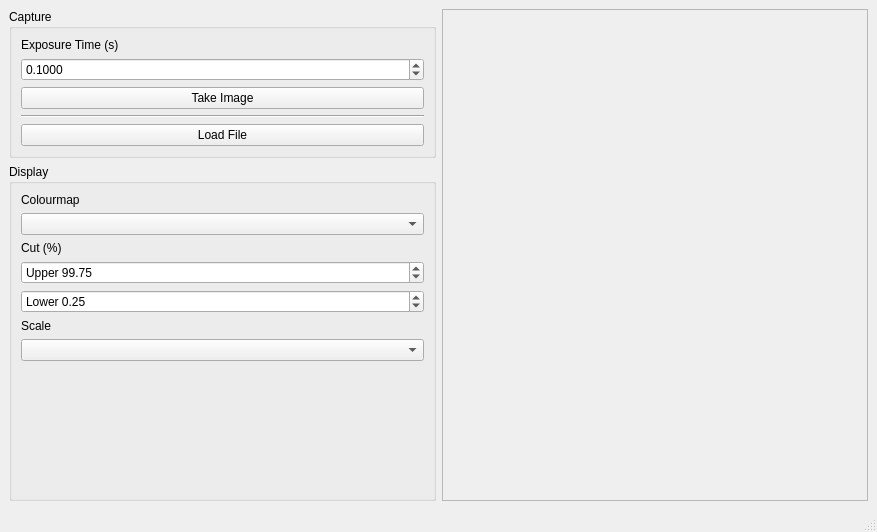
First picture: the form in viewer.ui, repository badders/pyfitsview, before the edit.
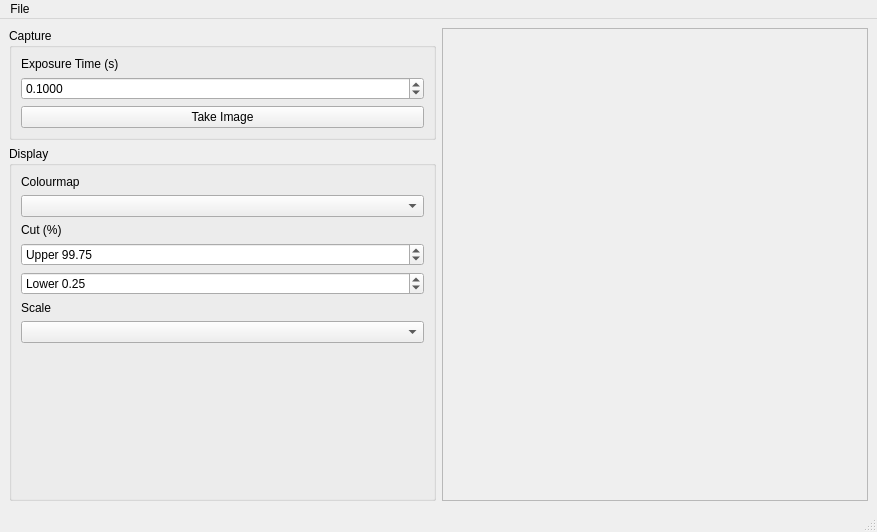
Second picture: the form after the edit.

Commit message: Hide allsky controls when the library isnt found Move the load image from a button into the file menu

The edit to the form file:
```diff
--- a/viewer.ui
+++ b/viewer.ui
@@ -70,20 +70,6 @@
              </property>
             </widget>
            </item>
-           <item>
-            <widget class="Line" name="line">
-             <property name="orientation">
-              <enum>Qt::Horizontal</enum>
-             </property>
-            </widget>
-           </item>
-           <item>
-            <widget class="QPushButton" name="loadButton">
-             <property name="text">
-              <string>Load File</string>
-             </property>
-            </widget>
-           </item>
           </layout>
          </widget>
         </item>
@@ -206,6 +192,23 @@
    </layout>
   </widget>
   <widget class="QStatusBar" name="statusbar"/>
+  <widget class="QMenuBar" name="menuBar">
+   <property name="geometry">
+    <rect>
+     <x>0</x>
+     <y>0</y>
+     <width>877</width>
+     <height>22</height>
+    </rect>
+   </property>
+   <widget class="QMenu" name="menuFile">
+    <property name="title">
+     <string>File</string>
+    </property>
+    <addaction name="actionOpen"/>
+   </widget>
+   <addaction name="menuFile"/>
+  </widget>
   <action name="action_Quit">
    <property name="text">
     <string>&amp;Quit</string>
```
Left out of the diff: 9 changed lines with no effect on the pictures. The commit also changes 1 other file.
